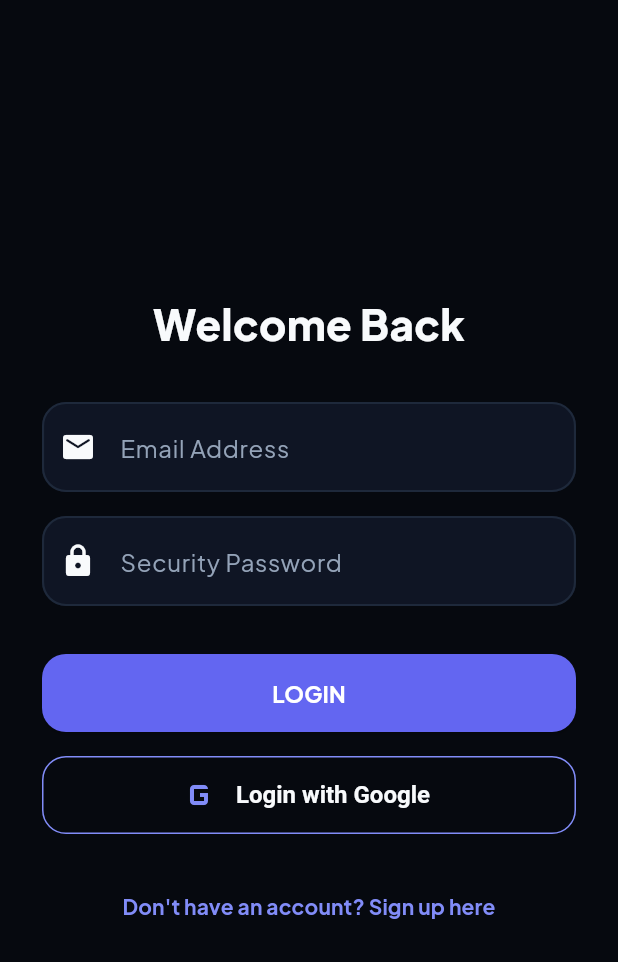
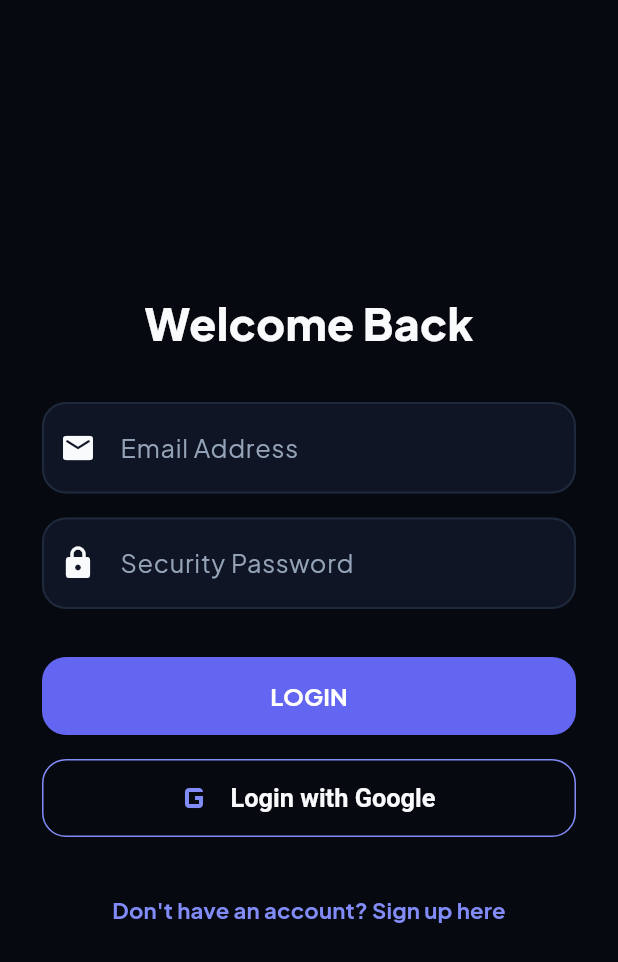
Before and after one commit to MysteriousEshoo/NeedBasedMarketplace, a Flutter app: the screen it shows after launch, on a phone screen of 412 x 824 dp. Shown: the top 962 px of the screen. Run offline on Flutter 3.47's test engine with Material 3 defaults, Android fonts, the phone set to English and light mode, and no system bars; our stand-ins replace audioplayers, cloud_firestore, file_picker, firebase_auth, firebase_core, firebase_database and 6 more; missing offline and left inert: agora_rtc_engine, record; accounts and stored records are empty.

Commit message:
enhanced responsiveness of the app for all phones

```diff
--- a/lib/main.dart
+++ b/lib/main.dart
@@ -46,6 +46,26 @@ class NeedMarketplaceApp extends StatelessWidget {
       theme: themeProvider.currentTheme,
       darkTheme: AppTheme.dark,
       themeMode: themeProvider.isDarkMode ? ThemeMode.dark : ThemeMode.light,
+      // 📱 GLOBAL RESPONSIVENESS
+      // Scales all text across every screen based on device width so the UI
+      // reads well on small Androids, large Androids and iPhones alike, while
+      // clamping the user's system font setting so oversized fonts can never
+      // cause bottom-overflow. Applied app-wide — no per-screen changes needed.
+      builder: (context, child) {
+        final mq = MediaQuery.of(context);
+        // Width-based scale against a 390px baseline (iPhone 13 / typical
+        // modern phone), gently clamped so tiny/huge devices stay balanced.
+        final double widthScale = (mq.size.width / 390).clamp(0.90, 1.12);
+        // Respect the user's accessibility font choice, but keep it inside a
+        // safe band so layouts never break.
+        final double systemScale = mq.textScaler.scale(1.0).clamp(0.85, 1.30);
+        final double finalScale = widthScale * systemScale;
+
+        return MediaQuery(
+          data: mq.copyWith(textScaler: TextScaler.linear(finalScale)),
+          child: child ?? const SizedBox.shrink(),
+        );
+      },
       home: StreamBuilder<User?>(
         stream: FirebaseAuth.instance.authStateChanges(),
         builder: (context, snapshot) {
--- a/lib/screens/auth_screen.dart
+++ b/lib/screens/auth_screen.dart
@@ -143,7 +143,8 @@ class _AuthScreenState extends State<AuthScreen> {
       body: _isLoading
           ? const Center(
               child: CircularProgressIndicator(color: AppColors.primaryLight))
-          : Center(
+          : SafeArea(
+              child: Center(
               child: SingleChildScrollView(
                 padding: const EdgeInsets.all(28),
                 child: Form(
@@ -266,6 +267,7 @@ class _AuthScreenState extends State<AuthScreen> {
                 ),
               ),
             ),
+            ),
     );
   }
 }
```
Also changed, not shown: lib/screens/offer_sheet.dart (+14 -1 lines), lib/utils/responsive.dart (added, +41 -0 lines).
